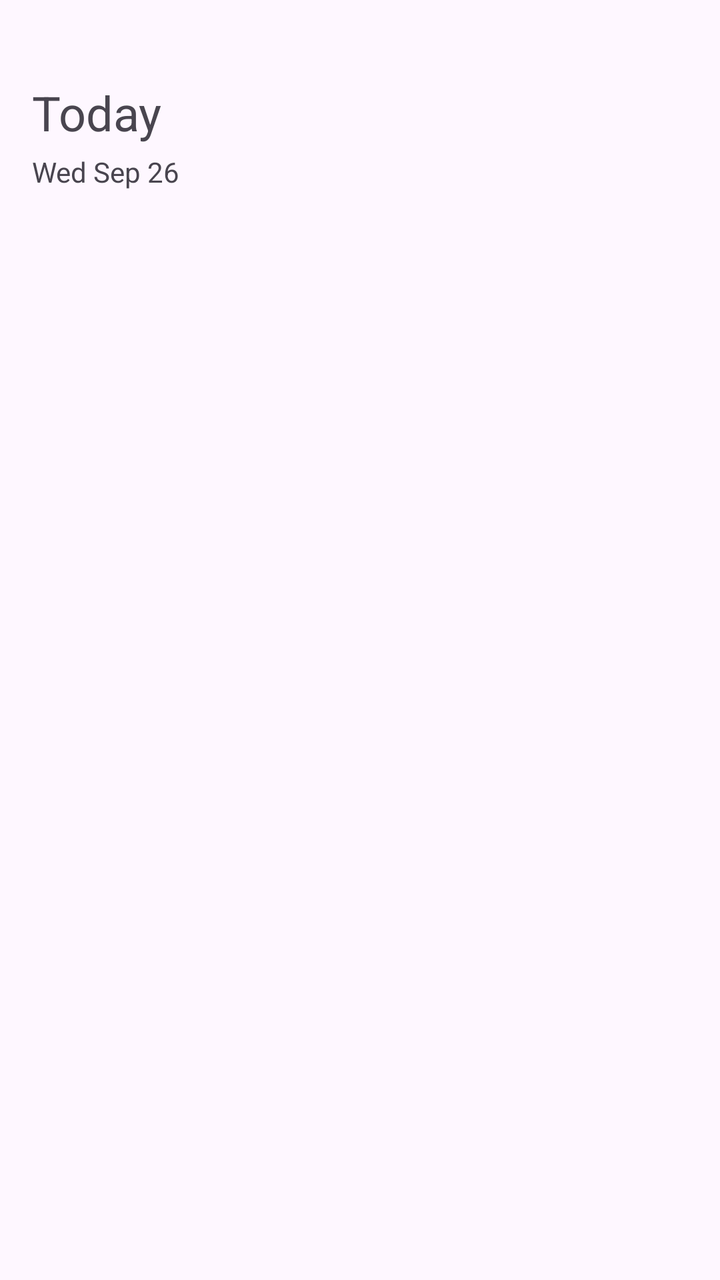
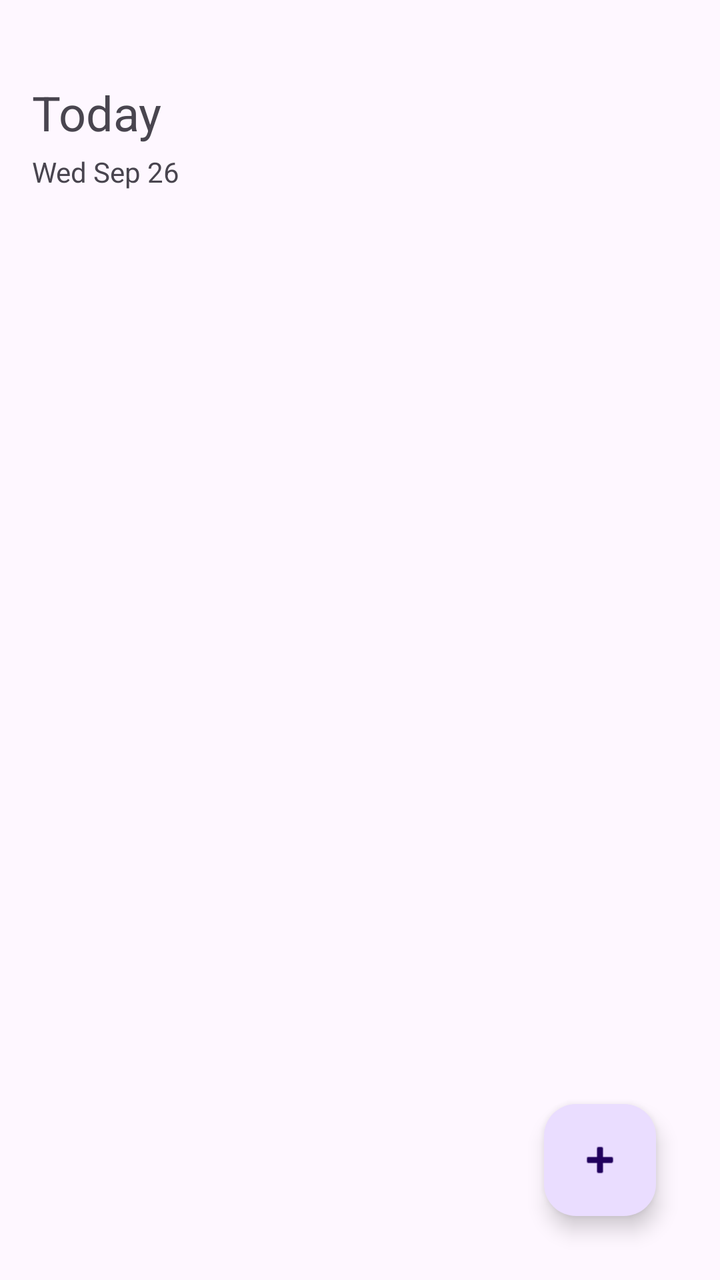

An Android layout rendered at two revisions. The XML below is the earlier revision; the diff shows what the commit changed to produce the second picture.
<!-- AndroidManifest.xml: application theme Theme.ToDO2 -->
<!-- res/layout/fragment_main.xml -->
<?xml version="1.0" encoding="utf-8"?>
<androidx.constraintlayout.widget.ConstraintLayout xmlns:android="http://schemas.android.com/apk/res/android"
    xmlns:app="http://schemas.android.com/apk/res-auto"
    xmlns:tools="http://schemas.android.com/tools"
    android:id="@+id/main"
    android:layout_width="match_parent"
    android:layout_height="match_parent"
    tools:context=".ui.activity.MainActivity">

    <androidx.recyclerview.widget.RecyclerView
        android:id="@+id/days"
        android:layout_width="match_parent"
        android:layout_height="wrap_content"
        android:orientation="horizontal"
        android:layout_marginTop="@dimen/offset_l"
        app:layoutManager="androidx.recyclerview.widget.LinearLayoutManager"
        app:layout_constraintTop_toTopOf="parent" />

    <com.google.android.material.textview.MaterialTextView
        android:id="@+id/day"
        android:layout_width="wrap_content"
        android:layout_height="wrap_content"
        android:textSize="24sp"
        android:layout_marginTop="@dimen/offset_xl"
        android:layout_marginHorizontal="@dimen/offset_l"
        app:layout_constraintStart_toStartOf="parent"
        app:layout_constraintTop_toBottomOf="@id/days"
        android:text="Today" />

    <com.google.android.material.textview.MaterialTextView
        android:id="@+id/date"
        android:layout_width="wrap_content"
        android:layout_height="wrap_content"
        android:layout_marginTop="@dimen/offset_s"
        android:layout_marginHorizontal="@dimen/offset_l"
        app:layout_constraintStart_toStartOf="parent"
        app:layout_constraintTop_toBottomOf="@id/day"
        android:text="Wed Sep 26" />

    <androidx.recyclerview.widget.RecyclerView
        android:id="@+id/tasks"
        android:layout_width="match_parent"
        android:layout_height="wrap_content"
        android:orientation="vertical"
        app:layoutManager="androidx.recyclerview.widget.LinearLayoutManager"
        app:layout_constraintTop_toBottomOf="@id/date" />

</androidx.constraintlayout.widget.ConstraintLayout>
<!-- resources referenced by this layout -->
<resources>
  <dimen name="offset_l">16dp</dimen>
  <dimen name="offset_s">4dp</dimen>
  <dimen name="offset_xl">24dp</dimen>
  <style name="Theme.ToDO2" parent="Base.Theme.ToDO2" />
  <style name="Base.Theme.ToDO2" parent="Theme.Material3.DayNight.NoActionBar">
          
          
      </style>
</resources>

<!-- the commit's change to res/layout/fragment_main.xml (unified diff, before → after) -->
@@ -45,4 +45,14 @@
         app:layoutManager="androidx.recyclerview.widget.LinearLayoutManager"
         app:layout_constraintTop_toBottomOf="@id/date" />
 
+    <com.google.android.material.floatingactionbutton.FloatingActionButton
+        android:id="@+id/add_task"
+        android:layout_width="wrap_content"
+        android:layout_height="wrap_content"
+        app:layout_constraintEnd_toEndOf="parent"
+        app:layout_constraintBottom_toBottomOf="parent"
+        android:layout_margin="32dp"
+        android:contentDescription="Create task"
+        android:src="@android:drawable/ic_input_add" />
+
 </androidx.constraintlayout.widget.ConstraintLayout>
